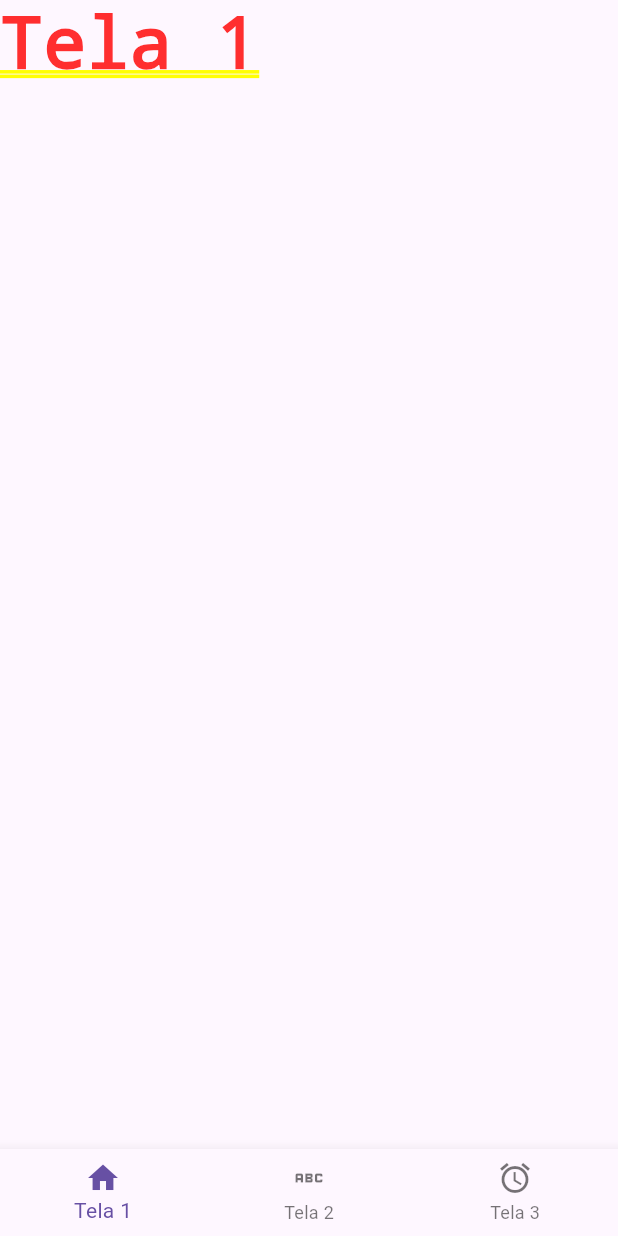
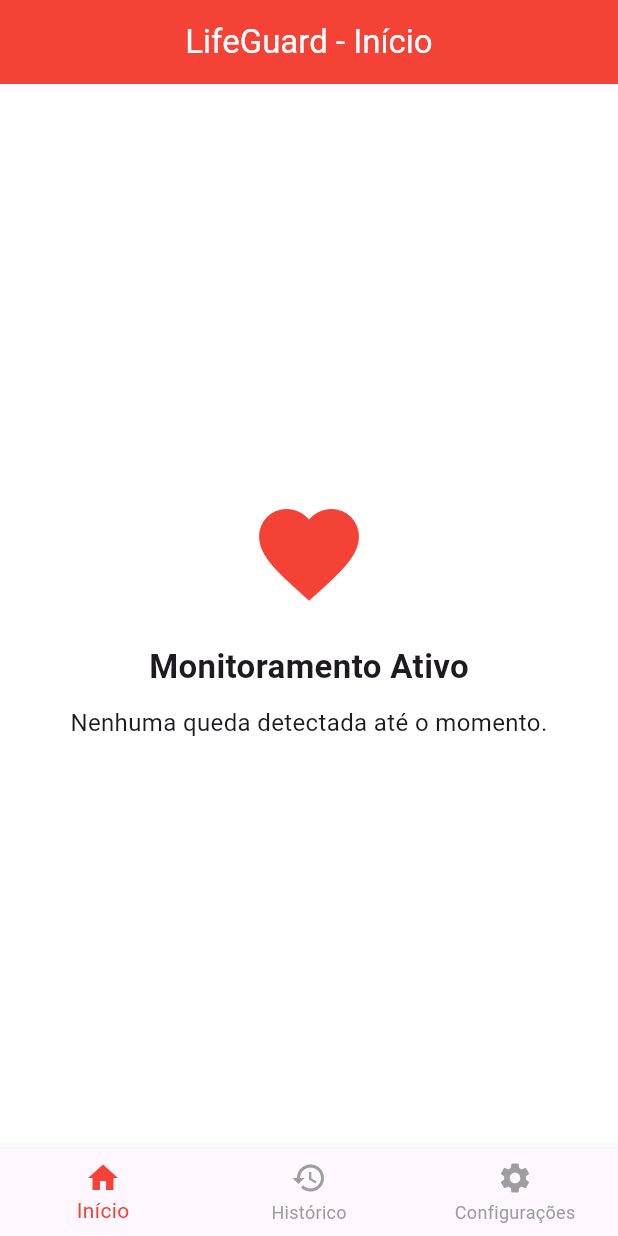
Before and after one commit to DeveloperNico/Aula_Flutter, a Flutter app: the screen it shows after launch, on a phone screen of 412 x 824 dp. Run offline on Flutter 3.47's test engine with Material 3 defaults, Android fonts, the phone set to English and light mode, and no system bars; our stand-ins replace google_fonts.

Commit message:
Fazendo o LifeGuard

```diff
--- a/navbottombar/lib/Tela1.dart
+++ b/navbottombar/lib/Tela1.dart
@@ -5,8 +5,32 @@ class Tela1 extends StatelessWidget {
 
   @override
   Widget build(BuildContext context) {
-    return MaterialApp(
-      home: Text("Tela 1"),
+    return Scaffold(
+      appBar: AppBar(
+        title: const Text('LifeGuard - Início'),
+        centerTitle: true,
+        backgroundColor: Colors.red,
+        foregroundColor: Colors.white,
+      ),
+      body: Center(
+        child: Column(
+          mainAxisAlignment: MainAxisAlignment.center,
+          children: const [
+            Icon(Icons.favorite, color: Colors.red, size: 80),
+            SizedBox(height: 20),
+            Text(
+              'Monitoramento Ativo',
+              style: TextStyle(fontSize: 22, fontWeight: FontWeight.bold),
+            ),
+            SizedBox(height: 10),
+            Text(
+              'Nenhuma queda detectada até o momento.',
+              textAlign: TextAlign.center,
+              style: TextStyle(fontSize: 16),
+            ),
+          ],
+        ),
+      ),
     );
   }
 }
--- a/navbottombar/lib/main.dart
+++ b/navbottombar/lib/main.dart
@@ -1,19 +1,27 @@
 import 'package:flutter/material.dart';
+
+// Importa tuas telas
 import 'Tela1.dart';
 import 'Tela2.dart';
 import 'Tela3.dart';
 
 void main() {
-  runApp(const MyApp());
+  runApp(const LifeGuard());
 }
 
-class MyApp extends StatelessWidget {
-  const MyApp({super.key});
+class LifeGuard extends StatelessWidget {
+  const LifeGuard({super.key});
 
   @override
   Widget build(BuildContext context) {
     return MaterialApp(
-      home: NavBar(),
+      debugShowCheckedModeBanner: false,
+      title: 'LifeGuard',
+      theme: ThemeData(
+        primarySwatch: Colors.red,
+        scaffoldBackgroundColor: Colors.white,
+      ),
+      home: const NavBar(),
     );
   }
 }
@@ -26,33 +34,45 @@ class NavBar extends StatefulWidget {
 }
 
 class _NavBarState extends State<NavBar> {
-  int currentIndex = 0; // Variável que indica a posição da tela desejada
+  int _selectedIndex = 0;
 
-  void changeIndex(int index) { // Função que muda a posição do index
-    setState(() { // permite alterar o valor de variáveis
-      currentIndex = index;
+  // Telas principais
+  final List<Widget> _pages = [
+    const Tela1(), // Dashboard ou tela principal
+    const Tela2(), // Histórico
+    const Tela3(), // Configurações
+  ];
+
+  void _onItemTapped(int index) {
+    setState(() {
+      _selectedIndex = index;
     });
   }
 
-  List<Widget> screens = [ // Lista com as telas
-    Tela1(),
-    Tela2(),
-    Tela3()
-  ];
-
   @override
   Widget build(BuildContext context) {
-    return MaterialApp(
-      home: Scaffold(
-        body: screens.elementAt(currentIndex), // O conteúdo da tela será o index selecionado
-        bottomNavigationBar: BottomNavigationBar(items: <BottomNavigationBarItem> [
-          BottomNavigationBarItem(label: "Tela 1", icon: Icon(Icons.home)),
-          BottomNavigationBarItem(label: "Tela 2", icon: Icon(Icons.abc)),
-          BottomNavigationBarItem(label: "Tela 3", icon: Icon(Icons.access_alarm))
+    return Scaffold(
+      body: _pages[_selectedIndex],
+      bottomNavigationBar: BottomNavigationBar(
+        currentIndex: _selectedIndex,
+        onTap: _onItemTapped,
+        type: BottomNavigationBarType.fixed,
+        selectedItemColor: Colors.red,
+        unselectedItemColor: Colors.grey,
+        items: const [
+          BottomNavigationBarItem(
+            icon: Icon(Icons.home),
+            label: 'Início',
+          ),
+          BottomNavigationBarItem(
+            icon: Icon(Icons.history),
+            label: 'Histórico',
+          ),
+          BottomNavigationBarItem(
+            icon: Icon(Icons.settings),
+            label: 'Configurações',
+          ),
         ],
-        currentIndex: currentIndex,
-        onTap: changeIndex,
-        ),
       ),
     );
   }
```
Also changed, not shown: navbottombar/lib/Tela2.dart (+26 -2 lines), navbottombar/lib/Tela3.dart (+42 -2 lines), 1 other file.
